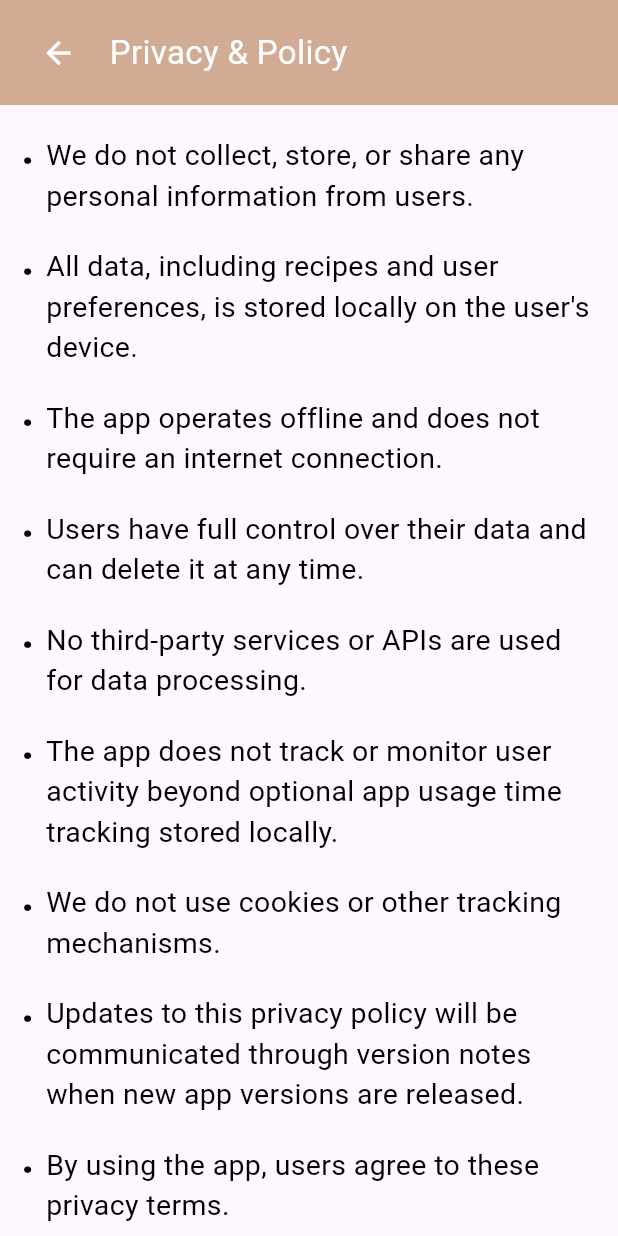
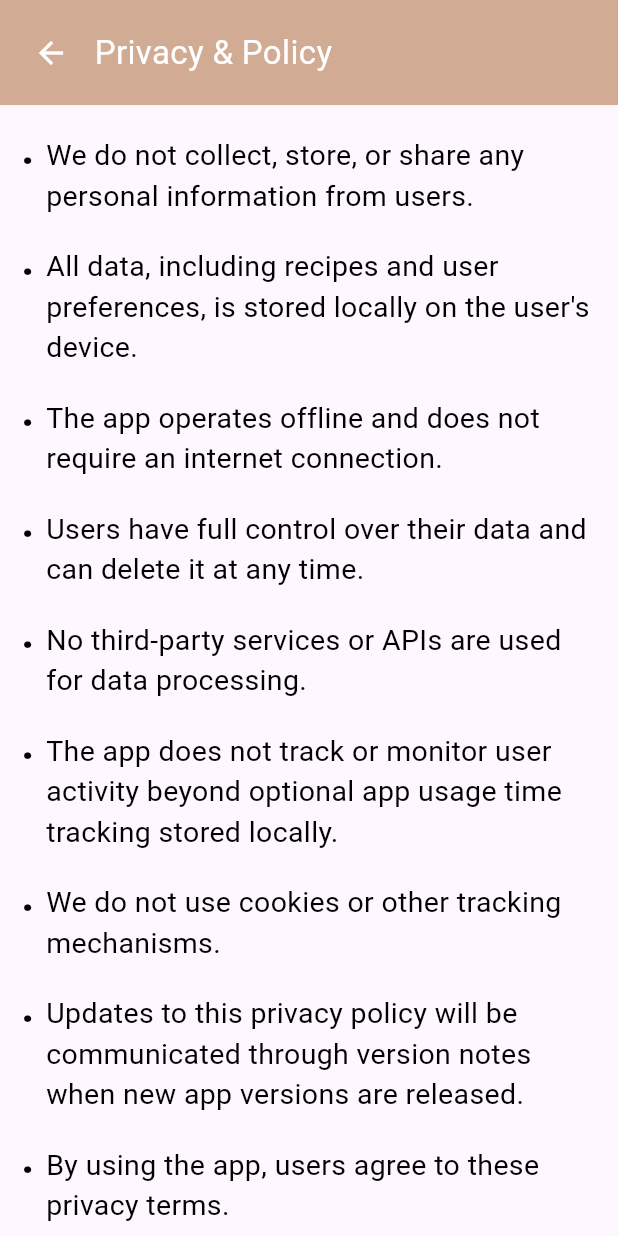
Before and after one commit to amnacm/savory_book, a Flutter app: the PrivacyPolicy screen opened directly, on a phone screen of 412 x 824 dp. Run offline on Flutter 3.47's test engine with Material 3 defaults, Android fonts, the phone set to English and light mode, and no system bars; our stand-ins replace dots_indicator, fluttericon, hive, hive_flutter, image_picker; accounts and stored records are empty; Roboto replaces fonts that are missing (LeagueSpartan).

Commit message:
add changes in appbar theme

```diff
--- a/lib/Screens/code_exractions/appbar_theme.dart
+++ b/lib/Screens/code_exractions/appbar_theme.dart
@@ -4,13 +4,13 @@ import 'package:savory_book/screens/code_exractions/color.dart';
 
 class OurAppBarTheme extends StatelessWidget {
   final String title;
-  final VoidCallback onTap;
+  final VoidCallback? onTap;
   final List<Widget>? actions;
 
   const OurAppBarTheme({
     super.key,
     required this.title,
-    required this.onTap,
+    this.onTap,
     this.actions,
   });
 
@@ -27,20 +27,17 @@ class OurAppBarTheme extends StatelessWidget {
         children: [
           Row(
             children: [
-              Padding(
-                padding: const EdgeInsets.only(left: 15.0),
-                child: IconButton(
+              const SizedBox(width: 10),
+              if (onTap != null)
+                IconButton(
                   onPressed: onTap,
                   icon: const Icon(Icons.arrow_back),
                   color: Colors.white,
                 ),
-              ),
-              Padding(
-                padding: const EdgeInsets.only(left: 10.0),
-                child: Text(
-                  title,
-                  style: const TextStyle(color: Colors.white, fontSize: 22),
-                ),
+              const SizedBox(width: 5),
+              Text(
+                title,
+                style: const TextStyle(color: Colors.white, fontSize: 22),
               ),
             ],
           ),
```
